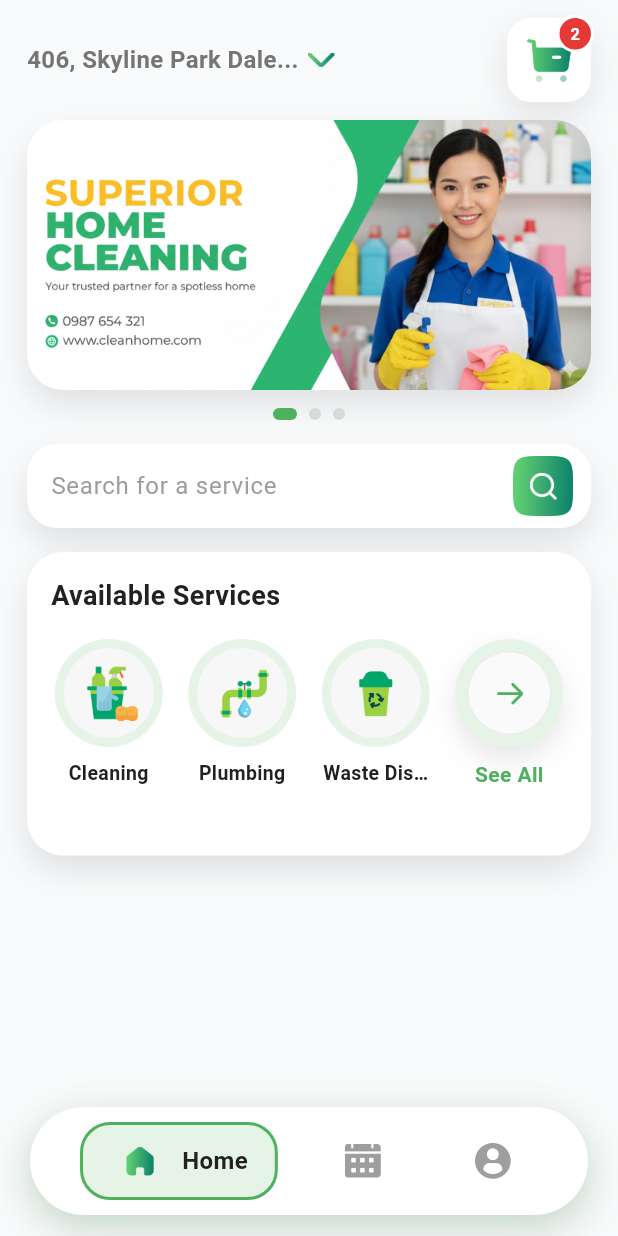
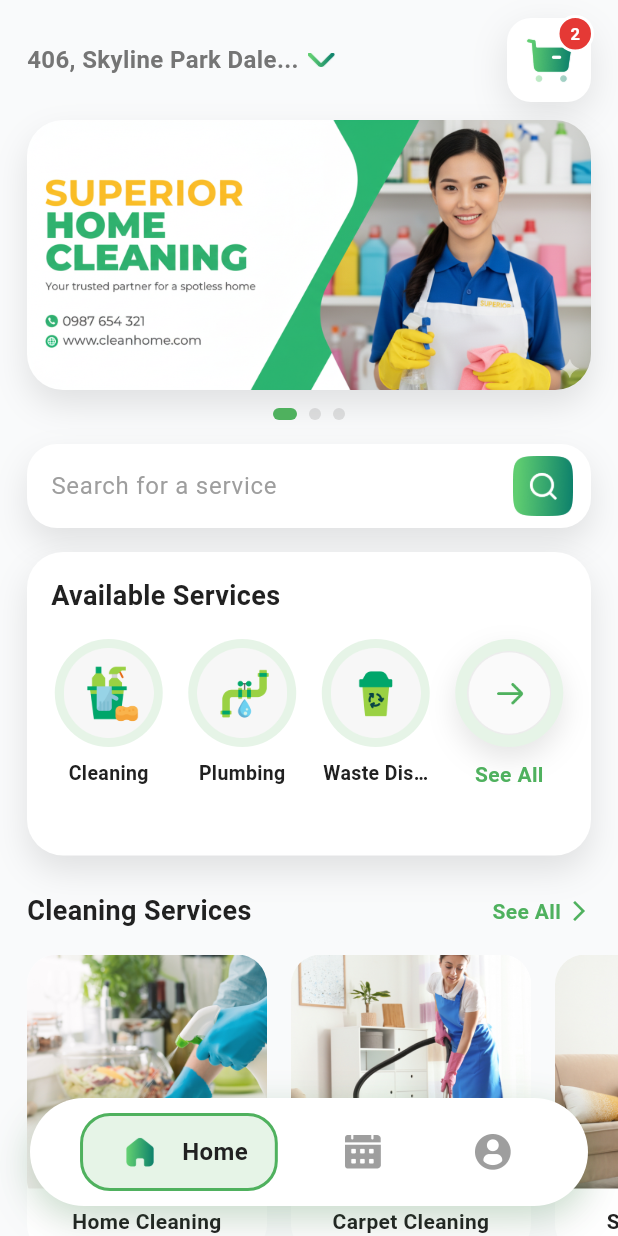
Before and after one commit to salmanulfaris998/cleaning_service_app_handcod, a Flutter app: the HomeScreen screen opened by its route, on a phone screen of 412 x 824 dp. Run offline on Flutter 3.47's test engine with Material 3 defaults, Android fonts, the light colour scheme and no system bars; our stand-ins replace flutter_riverpod, go_router.

Commit message:
feat:Cleaning Service section

```diff
--- a/lib/core/constants/app_texts.dart
+++ b/lib/core/constants/app_texts.dart
@@ -32,6 +32,10 @@ class AppTexts {
   static const String serviceHomeCleaning = 'Cleaning';
   static const String servicePlumbing = 'Plumbing';
   static const String serviceWasteDisposal = 'Waste Disposal';
+  static const String cleaningServicesTitle = 'Cleaning Services';
+  static const String homeCleaningService = 'Home Cleaning';
+  static const String carpetCleaningService = 'Carpet Cleaning';
+  static const String sofaCleaningService = 'Sofa Cleaning';
 
   // Bookings
   static const String bookingsTitle = 'Your Bookings';
--- /dev/null
+++ b/lib/core/widgets/cleaning_services_section.dart
@@ -0,0 +1,120 @@
+import 'package:flutter/material.dart';
+
+import '../constants/app_colors.dart';
+import '../constants/app_spacing.dart';
+import '../constants/app_text_styles.dart';
+import '../constants/app_texts.dart';
+
+class CleaningService {
+  final String name;
+  final String imagePath;
+
+  const CleaningService({required this.name, required this.imagePath});
+}
+
+class CleaningServicesSection extends StatelessWidget {
+  const CleaningServicesSection({
+    super.key,
+    required this.services,
+    required this.onSeeAll,
+  });
+
+  final List<CleaningService> services;
+  final VoidCallback onSeeAll;
+
+  @override
+  Widget build(BuildContext context) {
+    return Column(
+      crossAxisAlignment: CrossAxisAlignment.start,
+      children: [
+        Padding(
+          padding: const EdgeInsets.symmetric(horizontal: 18),
+          child: Row(
+            mainAxisAlignment: MainAxisAlignment.spaceBetween,
+            children: [
+              Text(
+                AppTexts.cleaningServicesTitle,
+                style: AppTextStyles.heading2,
+              ),
+              GestureDetector(
+                onTap: onSeeAll,
+                child: Row(
+                  children: [
+                    Text(AppTexts.seeAll, style: AppTextStyles.greenHighlight),
+                    const SizedBox(width: AppSpacing.xs),
+                    const Icon(
+                      Icons.arrow_forward_ios,
+                      color: AppColors.primary,
+                      size: 16,
+                    ),
+                  ],
+                ),
+              ),
+            ],
+          ),
+        ),
+        const SizedBox(height: AppSpacing.lg),
+        SizedBox(
+          height: 200,
+          child: ListView.builder(
+            scrollDirection: Axis.horizontal,
+            padding: const EdgeInsets.symmetric(horizontal: 18),
+            itemCount: services.length,
+            itemBuilder: (context, index) {
+              final service = services[index];
+              return Padding(
+                padding: EdgeInsets.only(
+                  right: index == services.length - 1 ? 0 : AppSpacing.lg,
+                ),
+                child: _CleaningServiceCard(service: service),
+              );
+            },
+          ),
+        ),
+      ],
+    );
+  }
+}
+
+class _CleaningServiceCard extends StatelessWidget {
+  const _CleaningServiceCard({required this.service});
+
+  final CleaningService service;
+
+  @override
+  Widget build(BuildContext context) {
+    return Container(
+      width: 160,
+      decoration: BoxDecoration(
+        borderRadius: BorderRadius.circular(20),
+      ),
+      child: ClipRRect(
+        borderRadius: BorderRadius.circular(20),
+        child: Column(
+          crossAxisAlignment: CrossAxisAlignment.start,
+          children: [
+            Expanded(
+              child: Container(
+                width: double.infinity,
+                decoration: const BoxDecoration(
+                  color: AppColors.cardBackground,
+                ),
+                child: Image.asset(service.imagePath, fit: BoxFit.cover),
+              ),
+            ),
+            Container(
+              width: double.infinity,
+              padding: const EdgeInsets.all(AppSpacing.md),
+              color: AppColors.cardBackground,
+              child: Text(
+                service.name,
+                style: AppTextStyles.body.copyWith(fontWeight: FontWeight.w600),
+                textAlign: TextAlign.center,
+              ),
+            ),
+          ],
+        ),
+      ),
+    );
+  }
+}
--- a/lib/features/common/main_navigation_screen.dart
+++ b/lib/features/common/main_navigation_screen.dart
@@ -36,8 +36,17 @@ class MainNavigationScreen extends ConsumerWidget {
 
     return Scaffold(
       backgroundColor: AppColors.background,
-      body: SafeArea(child: child),
-      bottomNavigationBar: const _CustomBottomNavBar(),
+      body: Stack(
+        children: [
+          SafeArea(child: child),
+          Positioned(
+            left: 0,
+            right: 0,
+            bottom: 0,
+            child: const _CustomBottomNavBar(),
+          ),
+        ],
+      ),
     );
   }
 }
@@ -64,7 +73,7 @@ class _CustomBottomNavBar extends ConsumerWidget {
     final selectedIndex = ref.watch(navIndexProvider);
 
     return Container(
-      margin: const EdgeInsets.symmetric(horizontal: 20, vertical: 14),
+      margin: const EdgeInsets.only(left: 20, right: 20, bottom: 20),
       padding: const EdgeInsets.symmetric(horizontal: 20, vertical: 10),
       decoration: BoxDecoration(
         color: AppColors.cardBackground,
--- a/lib/features/home/home_screen.dart
+++ b/lib/features/home/home_screen.dart
@@ -7,6 +7,7 @@ import '../../core/constants/app_spacing.dart';
 import '../../core/widgets/location_select_bar.dart';
 import '../../core/widgets/search_bar_field.dart';
 import '../../core/widgets/available_services_section.dart';
+import '../../core/widgets/cleaning_services_section.dart';
 import 'widgets/service_banner_carousel.dart';
 
 class HomeScreen extends StatelessWidget {
@@ -14,9 +15,10 @@ class HomeScreen extends StatelessWidget {
 
   @override
   Widget build(BuildContext context) {
-    return Column(
-      crossAxisAlignment: CrossAxisAlignment.start,
-      children: [
+    return SingleChildScrollView(
+      child: Column(
+        crossAxisAlignment: CrossAxisAlignment.start,
+        children: [
         Padding(
           padding: const EdgeInsets.symmetric(horizontal: 18, vertical: AppSpacing.md),
           child: Row(
@@ -60,8 +62,27 @@ class HomeScreen extends StatelessWidget {
           onSeeAll: () {},
         ),
         const SizedBox(height: AppSpacing.xl),
-        const Expanded(child: SizedBox()),
-      ],
+        CleaningServicesSection(
+          services: const [
+            CleaningService(
+              name: AppTexts.homeCleaningService,
+              imagePath: AppImages.serviceHomeCleaning,
+            ),
+            CleaningService(
+              name: AppTexts.carpetCleaningService,
+              imagePath: AppImages.serviceCarpetCleaning,
+            ),
+            CleaningService(
+              name: AppTexts.sofaCleaningService,
+              imagePath: AppImages.serviceSofaCleaning,
+            ),
+          ],
+          onSeeAll: () {},
+        ),
+        const SizedBox(height: AppSpacing.xl),
+        const SizedBox(height: 100), // Extra space for bottom navigation
+        ],
+      ),
     );
   }
 }
```
Also changed, not shown: lib/main.dart (+5 -5 lines).
